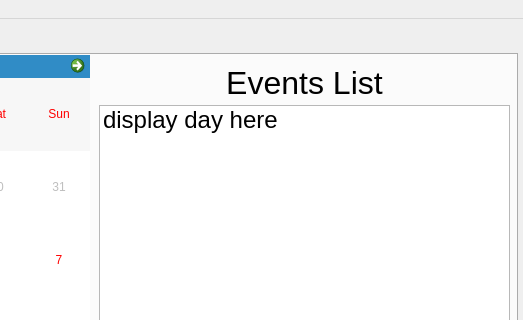
Before: the Qt Designer form Qt Project Files/SpiralBound/mainwindow.ui in ECU-CSCI-4230/SpiralBound, drawn with Qt 5; both pictures show x 413 to 936 and y 0 to 320 of the 936 by 642 pixel window.
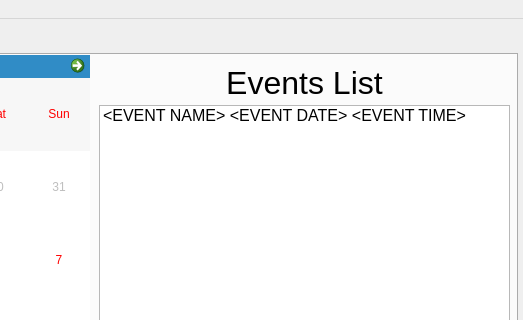
After: the same form once the commit is applied. Icons and pictures are not drawn.

Patch:
```diff
--- a/Qt Project Files/SpiralBound/mainwindow.ui
+++ b/Qt Project Files/SpiralBound/mainwindow.ui
@@ -82,12 +82,12 @@
       </property>
       <property name="font">
        <font>
-        <pointsize>18</pointsize>
+        <pointsize>12</pointsize>
        </font>
       </property>
       <item>
        <property name="text">
-        <string>display day here</string>
+        <string>&lt;EVENT NAME&gt; &lt;EVENT DATE&gt; &lt;EVENT TIME&gt;</string>
        </property>
       </item>
      </widget>
```
